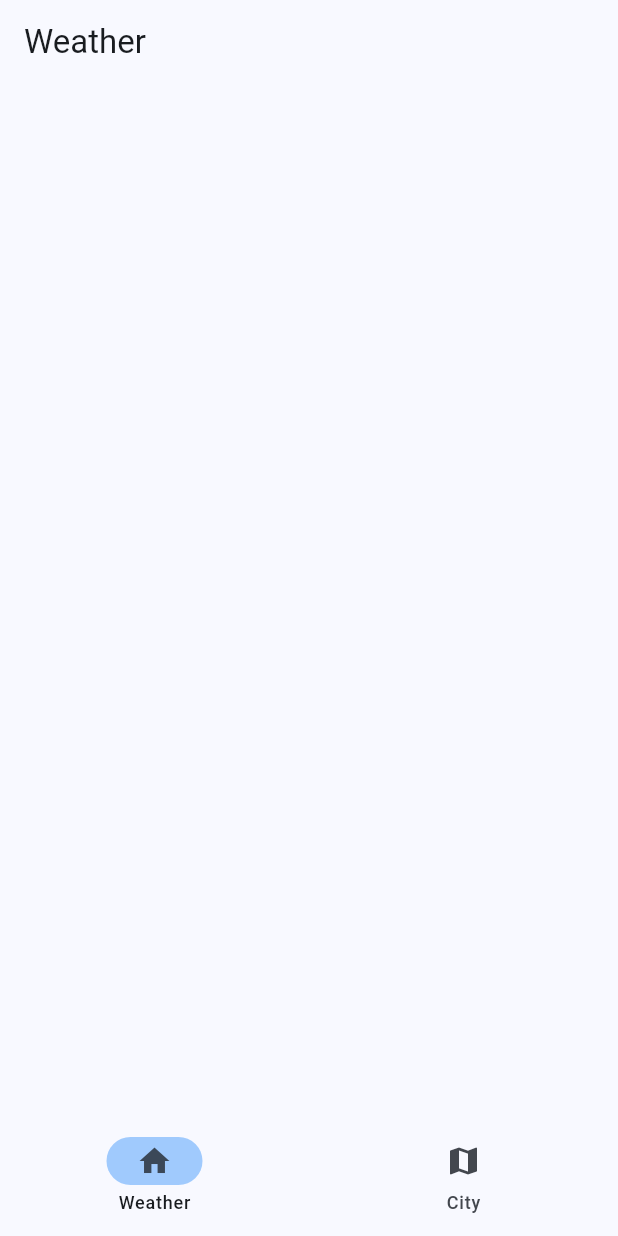
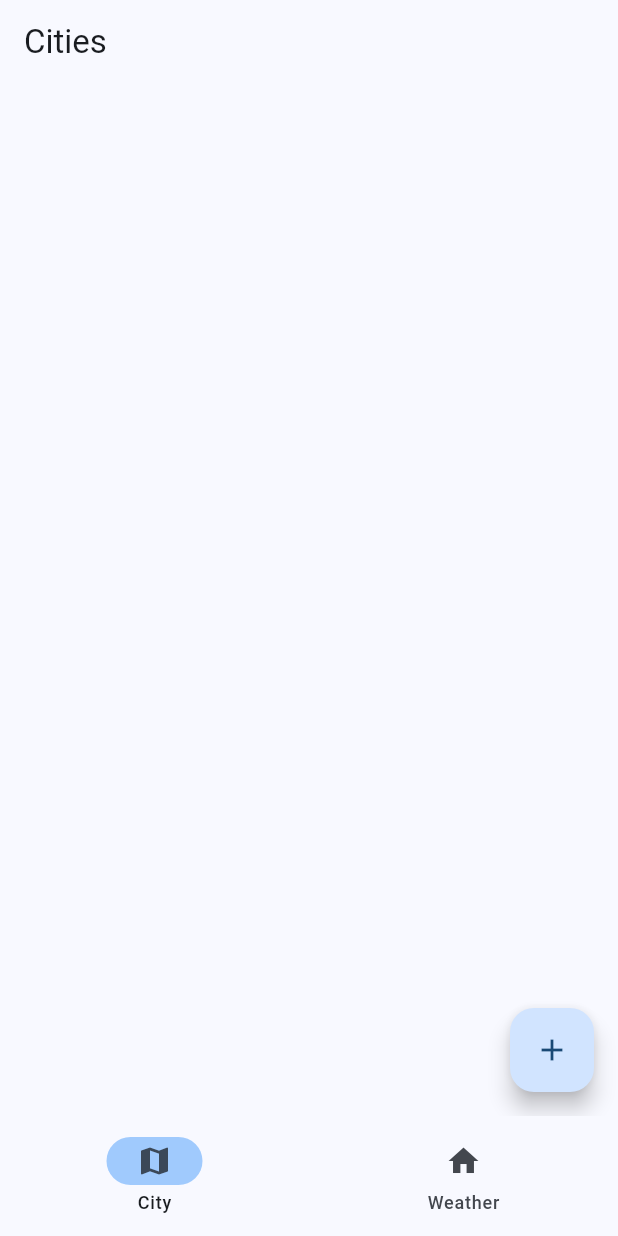
Before and after one commit to xeonds/fog-forcast, a Flutter app: the screen it shows after launch, on a phone screen of 412 x 824 dp. Run offline on Flutter 3.47's test engine with Material 3 defaults, Android fonts, the phone set to English and light mode, and no system bars; our stand-ins replace flutter_map, latlong2.

Commit message:
feat: complete app basic function

```diff
--- a/app/lib/main.dart
+++ b/app/lib/main.dart
@@ -1,3 +1,5 @@
+import 'package:app/service/weather_service.dart';
+import 'package:provider/provider.dart';
 import 'package:app/views/city.dart';
 import 'package:app/views/weather.dart';
 import 'package:flutter/material.dart';
@@ -12,13 +14,18 @@
 
   @override
   Widget build(BuildContext context) {
-    return MaterialApp(
+    return MultiProvider(
+      providers: [
+        ChangeNotifierProvider(create: (context) => WeatherService()),
+      ],
+      child: MaterialApp(
         title: 'Fog Forcast',
         debugShowCheckedModeBanner: false,
         theme: ThemeData(
             colorScheme: ColorScheme.fromSeed(seedColor: Colors.blue),
             useMaterial3: true),
         home: const HomePage(),
+      ),
     );
   }
 }
@@ -40,24 +47,11 @@
 
 class HomePageState extends State<HomePage> {
   int selectedIndex = 0;
-  final List<Widget> _pages = [
-    WeatherPage(
-      cityName: "",
-      temperature: "",
-      weatherCondition: "",
-    ),
-    const CityPage(),
-  ];
+  final List<Widget> _pages = [const CityPage(), const WeatherPage()];
 
   void updateSelectedPosition(int selectedPosition) {
     setState(() {
-      selectedIndex = 0;
-    });
-  }
-
-  void _onItemTapped(int index) {
-    setState(() {
-      selectedIndex = index;
+      selectedIndex = selectedPosition;
     });
   }
 
@@ -70,17 +64,17 @@
         indicatorColor: Theme.of(context).colorScheme.inversePrimary,
         destinations: const [
           NavigationDestination(
+              icon: Icon(Icons.map),
+              selectedIcon: Icon(Icons.map),
+              label: 'City'),
+          NavigationDestination(
               icon: Icon(Icons.home),
               selectedIcon: Icon(Icons.home),
               label: 'Weather'),
-          NavigationDestination(
-              icon: Icon(Icons.map),
-              selectedIcon: Icon(Icons.map),
-              label: 'City'),
         ],
         selectedIndex: selectedIndex,
         labelBehavior: NavigationDestinationLabelBehavior.alwaysShow,
-        onDestinationSelected: _onItemTapped,
+        onDestinationSelected: updateSelectedPosition,
       ),
     );
   }
--- /dev/null
+++ b/app/lib/service/weather_service.dart
@@ -0,0 +1,12 @@
+import 'package:app/views/city.dart';
+import 'package:flutter/foundation.dart';
+
+class WeatherService extends ChangeNotifier {
+  List<City> cities = [];
+  City? selectedCity;
+
+  static final WeatherService _instance = WeatherService._internal();
+  factory WeatherService() => _instance;
+
+  WeatherService._internal();
+}
--- a/app/lib/views/city.dart
+++ b/app/lib/views/city.dart
@@ -1,31 +1,30 @@
+import 'dart:convert';
 import 'package:app/main.dart';
+import 'package:app/service/weather_service.dart';
 import 'package:flutter/material.dart';
 import 'package:flutter_map/flutter_map.dart';
 import 'package:latlong2/latlong.dart';
+import 'package:http/http.dart' as http;
+import 'package:provider/provider.dart';
 
-class CityPage extends StatefulWidget {
+class CityPage extends StatelessWidget {
   const CityPage({super.key});
 
   @override
-  CityPageState createState() => CityPageState();
-}
-
-class CityPageState extends State<CityPage> {
-  List<String> cities = [];
-  @override
   Widget build(BuildContext context) {
+    final weatherService = Provider.of<WeatherService>(context, listen: true);
     return Scaffold(
       appBar: AppBar(
         title: const Text('Cities'),
       ),
       body: ListView.builder(
-        itemCount: cities.length,
+        itemCount: weatherService.cities.length,
         itemBuilder: (context, index) {
           return ListTile(
-            title: Text(cities[index]),
+            title: Text(weatherService.cities[index].name),
             onTap: () {
-              // String selectedCity = widget.cities[index];
-              HomePage.of(context).updateSelectedPosition(0);
+              weatherService.selectedCity = weatherService.cities[index];
+              HomePage.of(context).updateSelectedPosition(1);
             },
           );
         },
@@ -37,17 +36,34 @@ class CityPageState extends State<CityPage> {
             MaterialPageRoute(
               builder: (context) => const MapPage(),
             ),
-          ).then((pickedPosition) {
+          ).then((pickedPosition) async {
             if (pickedPosition != null) {
-              setState(() {
-                cities.add(pickedPosition.toString());
-              });
+              var data = await fetchWeather(
+                  pickedPosition.latitude, pickedPosition.longitude);
+              weatherService.cities.add(City(
+                name: data['name'],
+                position: pickedPosition,
+                data: data,
+              ));
             }
           });
         },
         child: const Icon(Icons.add),
       ),
     );
+  }
+
+  Future<dynamic> fetchWeather(double lat, double lon) async {
+    final url = Uri.parse('http://localhost:8901/api/v1/weather/by_pos');
+    final response = await http.post(
+      url,
+      headers: {'Content-Type': 'application/json'},
+      body: json.encode({
+        'lat': lat.toString(),
+        'lon': lon.toString(),
+      }),
+    );
+    if (response.statusCode == 200) return json.decode(response.body);
   }
 }
 
@@ -116,3 +132,11 @@ class MapPageState extends State<MapPage> {
     });
   }
 }
+
+class City {
+  final String name;
+  final LatLng position;
+  final Map<String, dynamic> data;
+
+  City({required this.name, required this.position, required this.data});
+}
--- a/app/lib/views/weather.dart
+++ b/app/lib/views/weather.dart
@@ -1,42 +1,52 @@
+import 'package:app/service/weather_service.dart';
 import 'package:flutter/material.dart';
+import 'package:provider/provider.dart';
 
 class WeatherPage extends StatelessWidget {
-  final String cityName;
-  final String temperature;
-  final String weatherCondition;
-
-  WeatherPage(
-      {required this.cityName,
-      required this.temperature,
-      required this.weatherCondition});
+  const WeatherPage({super.key});
 
   @override
   Widget build(BuildContext context) {
+    final cityData =
+        Provider.of<WeatherService>(context, listen: true).selectedCity;
     return Scaffold(
       appBar: AppBar(
-        title: Text('Weather'),
+        title: const Text('Weather'),
       ),
-      body: Center(
-        child: Column(
-          mainAxisAlignment: MainAxisAlignment.center,
-          children: [
-            Text(
-              cityName,
-              style: TextStyle(fontSize: 24),
+      body: cityData == null
+          ? const Center(child: CircularProgressIndicator())
+          : ListView(
+              padding: const EdgeInsets.all(16.0),
+              children: [
+                ListTile(
+                  title: Text(
+                    cityData.data['name'],
+                    style: const TextStyle(
+                        fontSize: 24, fontWeight: FontWeight.bold),
+                  ),
+                  subtitle: Text(
+                    'Current Weather: ${cityData.data['weather'][0]['description']}',
+                    style: const TextStyle(fontSize: 16),
+                  ),
+                ),
+                ListTile(
+                  title: const Text('Temperature'),
+                  subtitle: Text('${cityData.data['main']['temp']}°C'),
+                ),
+                ListTile(
+                  title: const Text('Feels Like'),
+                  subtitle: Text('${cityData.data['main']['feels_like']}°C'),
+                ),
+                ListTile(
+                  title: const Text('Humidity'),
+                  subtitle: Text('${cityData.data['main']['humidity']}%'),
+                ),
+                ListTile(
+                  title: const Text('Wind Speed'),
+                  subtitle: Text('${cityData.data['wind']['speed']} m/s'),
+                ),
+              ],
             ),
-            SizedBox(height: 16),
-            Text(
-              temperature,
-              style: TextStyle(fontSize: 48),
-            ),
-            SizedBox(height: 16),
-            Text(
-              weatherCondition,
-              style: TextStyle(fontSize: 24),
-            ),
-          ],
-        ),
-      ),
     );
   }
 }
--- a/app/pubspec.yaml
+++ b/app/pubspec.yaml
@@ -10,9 +10,10 @@ dependencies:
   flutter:
     sdk: flutter
   cupertino_icons: ^1.0.6
-  flutter_weather_forecast: ^1.2.0
   flutter_map: ^4.0.0
   latlong2: ^0.8.2
+  http: ^0.13.6
+  provider: ^6.1.2
 
 dev_dependencies:
   flutter_test:
```
Also changed, not shown: app/pubspec.lock, 3 other files. Lines whose indentation alone changed are shown as unchanged.
